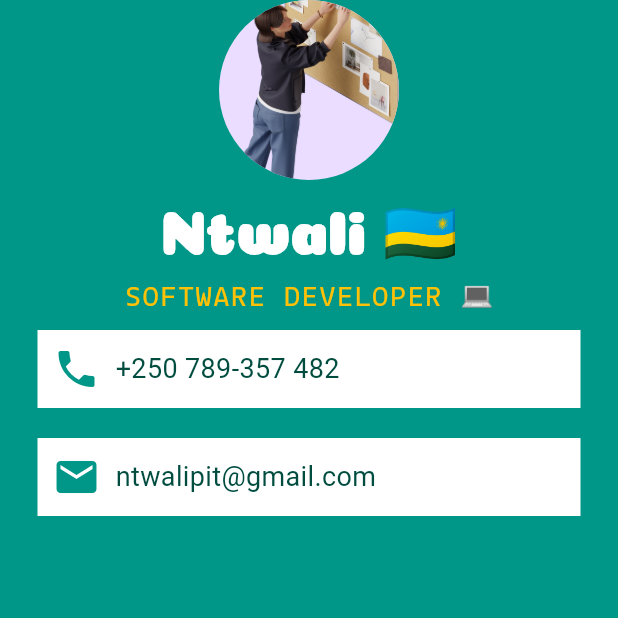
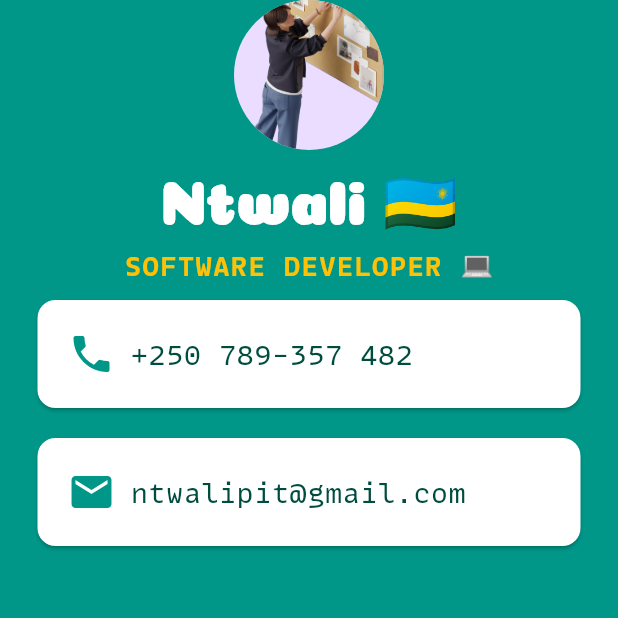
Before and after one commit to Iam-Ntwali/Flutter-Projects, a Flutter app: the screen it shows after launch, on a phone screen of 412 x 824 dp, the top half of it. Run offline on Flutter 3.47's test engine with Material 3 defaults, Android fonts, the phone set to English and light mode, and no system bars.

Commit message:
some changes

```diff
--- a/lib/main.dart
+++ b/lib/main.dart
@@ -28,7 +28,7 @@ class MyApp extends StatelessWidget {
           child: Column(
             children: [
               const CircleAvatar(
-                radius: 60.0,
+                radius: 50.0,
                 backgroundImage: AssetImage(
                   'assets/3d-hygge.png',
                 ),
@@ -46,14 +46,16 @@ class MyApp extends StatelessWidget {
                 'SOFTWARE DEVELOPER 💻',
                 style: TextStyle(
                   fontFamily: 'MonoLisa',
+                  fontWeight: FontWeight.bold,
                   fontSize: 18.0,
                   color: Colors.amber,
                 ),
               ),
-              Container(
+              Card(
                 color: Colors.white,
-                padding: EdgeInsets.all(10.0),
                 margin: EdgeInsets.symmetric(vertical: 10.0, horizontal: 25.0),
+                child: Padding(
+                  padding: const EdgeInsets.all(20.0),
                   child: Row(
                     children: [
                       Icon(
@@ -67,15 +69,18 @@ class MyApp extends StatelessWidget {
                         style: TextStyle(
                           color: Colors.teal[900],
                           fontSize: 18.0,
+                          fontFamily: 'MonoLisa',
                         ),
                       )
                     ],
                   ),
                 ),
-              Container(
+              ),
+              Card(
                 color: Colors.white,
-                padding: EdgeInsets.all(10.0),
                 margin: EdgeInsets.symmetric(vertical: 10.0, horizontal: 25.0),
+                child: Padding(
+                  padding: const EdgeInsets.all(20.0),
                   child: Row(
                     children: [
                       Icon(
@@ -89,9 +94,11 @@ class MyApp extends StatelessWidget {
                         style: TextStyle(
                           color: Colors.teal[900],
                           fontSize: 18.0,
+                          fontFamily: 'MonoLisa',
                         ),
                       )
                     ],
+                  ),
                 ),
               ),
             ],
```
Lines whose indentation alone changed are shown as unchanged.
